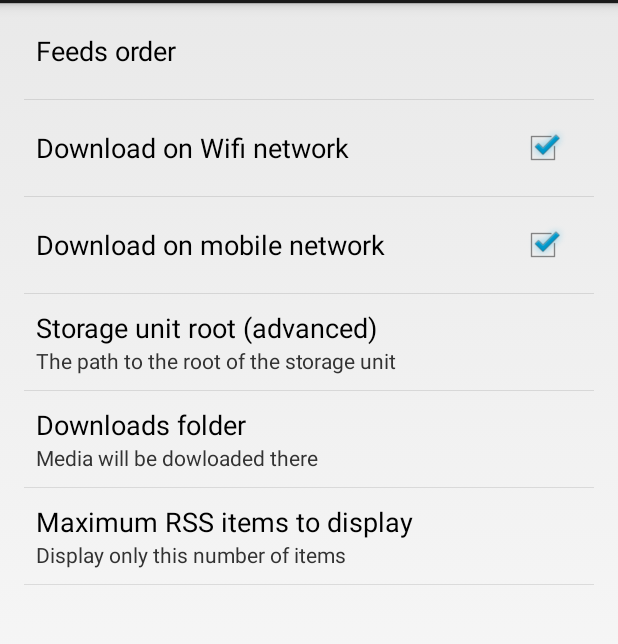
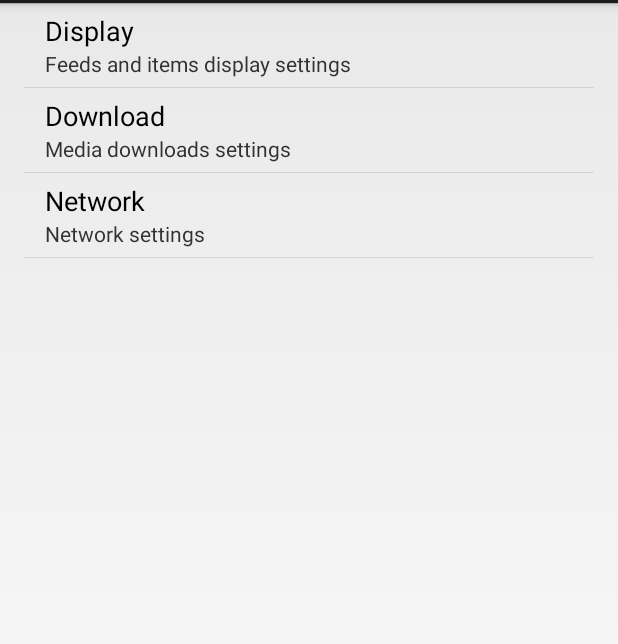
Before and after one commit to vpmalley/radiofeedz, an Android app: the screen it shows after launch (PreferencesActivity before the commit, AllPreferencesActivity after it), in the options menu, after a tap on "Settings", on a phone screen of 412 x 824 dp, the part 69-713 px from its top. Run offline under Robolectric (Android 15) with nearby library versions, the phone set to English and light mode, and no system bars.

Commit message:
reshape Preferences: use subscreens

```diff
--- a/app/src/main/AndroidManifest.xml
+++ b/app/src/main/AndroidManifest.xml
@@ -71,7 +71,7 @@
                 android:value="fr.vpm.audiorss.AllFeedItems" />
         </activity>
         <activity
-            android:name="fr.vpm.audiorss.PreferencesActivity"
+            android:name="fr.vpm.audiorss.AllPreferencesActivity"
             android:label="@string/app_name"
             android:parentActivityName=".AllFeedItems" >
             <meta-data
--- a/app/src/main/java/fr/vpm/audiorss/AllFeedItems.java
+++ b/app/src/main/java/fr/vpm/audiorss/AllFeedItems.java
@@ -111,7 +111,7 @@ public class AllFeedItems extends Activity implements FeedsActivity<RSSItemArray
         result = true;
         break;
       case R.id.action_settings:
-        i = new Intent(AllFeedItems.this, PreferencesActivity.class);
+        i = new Intent(AllFeedItems.this, AllPreferencesActivity.class);
         startActivity(i);
         result = true;
         break;
--- /dev/null
+++ b/app/src/main/java/fr/vpm/audiorss/AllPreferencesActivity.java
@@ -0,0 +1,31 @@
+package fr.vpm.audiorss;
+
+import android.os.Bundle;
+import android.preference.PreferenceActivity;
+
+import java.util.List;
+
+/**
+ * Created by vincent on 05/10/14.
+ */
+public class AllPreferencesActivity extends PreferenceActivity {
+
+  @Override
+  protected void onCreate(Bundle savedInstanceState) {
+    super.onCreate(savedInstanceState);
+  }
+
+  @Override
+  public void onBuildHeaders(List<android.preference.PreferenceActivity.Header> target) {
+    loadHeadersFromResource(R.xml.preferenceheaders, target);
+  }
+
+  @Override
+  protected boolean isValidFragment(String fragmentName) {
+    // any preference screen should be implemented as defined in the headers section of doc.
+    if ("fr.vpm.audiorss.PreferenceCategoryFragment".equals(fragmentName)) {
+      return true;
+    }
+    return false;
+  }
+}
--- a/app/src/main/java/fr/vpm/audiorss/FeedsManager.java
+++ b/app/src/main/java/fr/vpm/audiorss/FeedsManager.java
@@ -75,7 +75,7 @@ public class FeedsManager extends Activity implements FeedsActivity<RSSChannelAr
         result = true;
         break;
       case R.id.action_settings:
-        i = new Intent(this, PreferencesActivity.class);
+        i = new Intent(this, AllPreferencesActivity.class);
         startActivity(i);
         result = true;
         break;
--- a/app/src/main/java/fr/vpm/audiorss/PreferencesActivity.java
+++ /dev/null
@@ -1,14 +0,0 @@
-package fr.vpm.audiorss;
-
-import android.os.Bundle;
-import android.preference.PreferenceActivity;
-
-public class PreferencesActivity extends PreferenceActivity {
-
-  @Override
-  public void onCreate(Bundle savedInstanceState) {
-    super.onCreate(savedInstanceState);
-    addPreferencesFromResource(R.xml.preferences);
-  }
-
-}
--- a/app/src/main/res/values/preferences.xml
+++ b/app/src/main/res/values/preferences.xml
@@ -1,5 +1,13 @@
 <?xml version="1.0" encoding="utf-8"?>
 <resources>
+    <string name="prefs_category_display">Display</string>
+    <string name="prefs_category_download">Download</string>
+    <string name="prefs_category_network">Network</string>
+
+    <string name="prefs_summ_category_display">Feeds and items display settings</string>
+    <string name="prefs_summ_category_download">Media downloads settings</string>
+    <string name="prefs_summ_category_network">Network settings</string>
+
     <string name="pref_feed_ordering">Feeds order</string>
     <string name="pref_feed_ordering_summary">Choose how to order your feeds</string>
     <string name="pref_feed_ordering_default">pubDate DESC</string>
@@ -8,8 +16,14 @@
     <string name="pref_feed_ordering_alpha_first">Alphabetical order</string>
     <string name="pref_feed_ordering_alpha_last">Reversed alphabetical order</string>
 
-    <string name="pref_mobile_network_enabled">Download on mobile network</string>
-    <string name="pref_wifi_network_enabled">Download on Wifi network</string>
+    <string name="pref_network_refresh">Network settings to refresh feeds</string>
+    <string name="pref_network_download">Network settings to download media</string>
+
+    <string name="pref_refresh_wifi_network_enabled">Refresh feeds on Wifi connection</string>
+    <string name="pref_refresh_mobile_network_enabled">Refresh feeds on mobile connection</string>
+
+    <string name="pref_media_wifi_network_enabled">Download media on Wifi connection</string>
+    <string name="pref_media_mobile_network_enabled">Download media on mobile connection</string>
 
     <string name="pref_download_folder">Downloads folder</string>
     <string name="summary_pref_download_folder">Media will be dowloaded there</string>
--- /dev/null
+++ b/app/src/main/res/xml/preferenceheaders.xml
@@ -0,0 +1,21 @@
+<?xml version="1.0" encoding="utf-8"?>
+<preference-headers xmlns:android="http://schemas.android.com/apk/res/android">
+    <header
+        android:fragment="fr.vpm.audiorss.PreferenceCategoryFragment"
+        android:title="@string/prefs_category_display"
+        android:summary="@string/prefs_summ_category_display" >
+        <extra android:name="category" android:value="display" />
+    </header>
+    <header
+        android:fragment="fr.vpm.audiorss.PreferenceCategoryFragment"
+        android:title="@string/prefs_category_download"
+        android:summary="@string/prefs_summ_category_download" >
+        <extra android:name="category" android:value="download" />
+    </header>
+    <header
+        android:fragment="fr.vpm.audiorss.PreferenceCategoryFragment"
+        android:title="@string/prefs_category_network"
+        android:summary="@string/prefs_summ_category_network" >
+        <extra android:name="category" android:value="network" />
+    </header>
+</preference-headers>
--- a/app/src/main/res/xml/preferences.xml
+++ /dev/null
@@ -1,39 +0,0 @@
-<?xml version="1.0" encoding="utf-8"?>
-<PreferenceScreen xmlns:android="http://schemas.android.com/apk/res/android">
-    <ListPreference
-        android:key="pref_feed_ordering"
-        android:title="@string/pref_feed_ordering"
-        android:dialogTitle="@string/pref_feed_ordering"
-        android:entries="@array/pref_feed_ordering_entries"
-        android:entryValues="@array/pref_feed_ordering_values"
-        android:defaultValue="@string/pref_feed_ordering_default" />
-
-        <CheckBoxPreference
-            android:key="pref_wifi_network_enabled"
-            android:title="@string/pref_wifi_network_enabled"
-            android:defaultValue="true" />
-
-        <CheckBoxPreference
-            android:key="pref_mobile_network_enabled"
-            android:title="@string/pref_mobile_network_enabled"
-            android:defaultValue="true" />
-
-        <EditTextPreference
-            android:key="pref_storage_root"
-            android:title="@string/pref_storage_root"
-            android:summary="@string/summary_pref_storage_root"
-            android:dialogTitle="@string/dialog_pref_storage_root" />
-
-        <EditTextPreference
-             android:key="pref_download_folder"
-            android:title="@string/pref_download_folder"
-            android:summary="@string/summary_pref_download_folder"
-            android:dialogTitle="@string/dialog_pref_download_folder" />
-
-    <EditTextPreference
-        android:key="pref_disp_max_items"
-        android:title="@string/pref_disp_max_items"
-        android:summary="@string/summary_pref_disp_max_items"
-        android:dialogTitle="@string/dialog_pref_disp_max_items" />
-
-</PreferenceScreen>
```
Also changed, not shown: app/src/main/java/fr/vpm/audiorss/PreferenceCategoryFragment.java (added, +25 -0 lines), app/src/main/res/xml/displaypreferences.xml (added, +18 -0 lines), app/src/main/res/xml/downloadpreferences.xml (added, +17 -0 lines), app/src/main/res/xml/networkpreferences.xml (added, +34 -0 lines), 1 other file.
